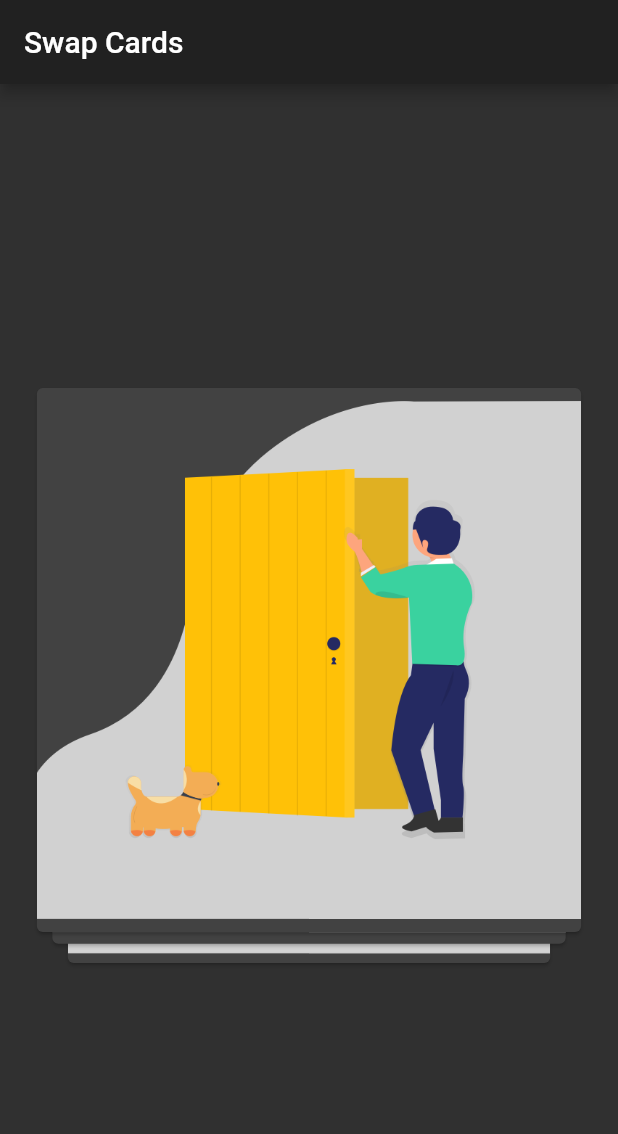
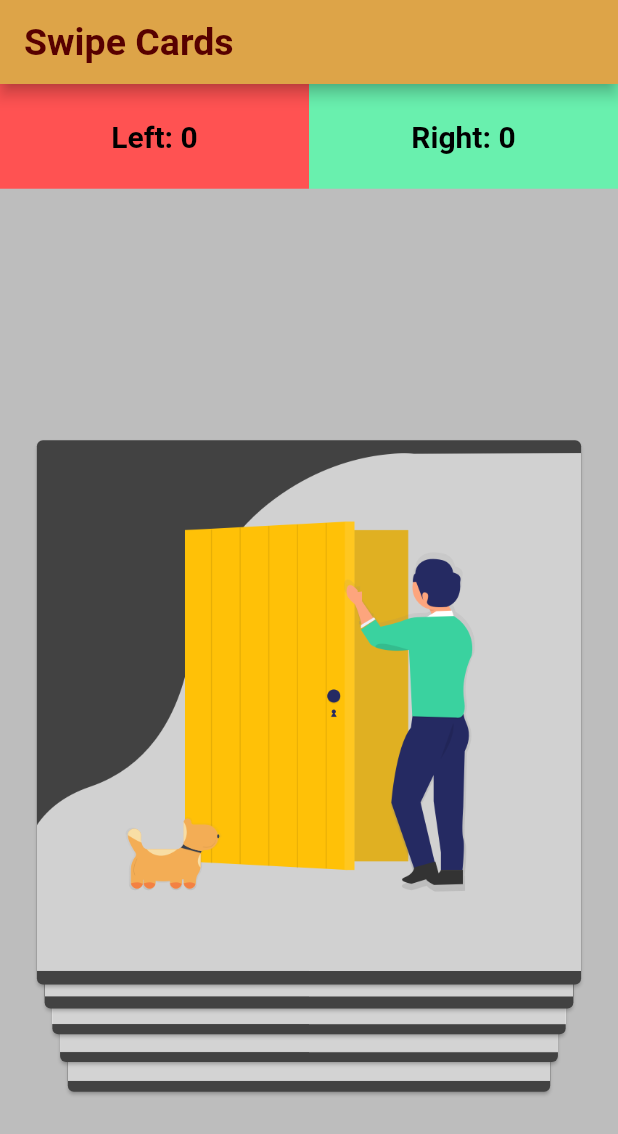
Before and after one commit to ulrichmabou/swap-cards-flutter, a Flutter app: the screen it shows after launch, on a phone screen of 412 x 824 dp. Shown: the top 1134 px of the screen. Run offline on Flutter 3.47's test engine with Material 2 defaults, Android fonts, the phone set to English and light mode, and no system bars; drawn by our look-alikes of flutter_tindercard.

Commit message:
add counters for left and right swipes

```diff
--- a/lib/cards_loader.dart
+++ b/lib/cards_loader.dart
@@ -1,5 +1,18 @@
 import 'package:flutter/material.dart';
 import 'package:flutter_tindercard/flutter_tindercard.dart';
+
+// constants
+const kAppBarTextStyle = TextStyle(
+  color: Color(0xFF570000),
+  fontSize: 25,
+  fontWeight: FontWeight.bold,
+);
+
+const kSideCountTextStyle = TextStyle(
+  color: Colors.black,
+  fontSize: 20,
+  fontWeight: FontWeight.bold,
+);
 
 class CardsLoader extends StatefulWidget {
   @override
@@ -8,6 +21,11 @@ class CardsLoader extends StatefulWidget {
 
 class _CardsLoaderState extends State<CardsLoader>
     with TickerProviderStateMixin {
+  int cardsNum = 10;
+  int stackNum = 5;
+  int leftCount = 0;
+  int rightCount = 0;
+
   List<String> welcomeImages = [
     "assets/welcome0.png",
     "assets/welcome1.png",
@@ -24,16 +42,53 @@ class _CardsLoaderState extends State<CardsLoader>
   @override
   Widget build(BuildContext context) {
     return Scaffold(
+      backgroundColor: Colors.grey.shade400,
       appBar: AppBar(
-        title: Text('Swap Cards'),
+        title: Text(
+          'Swipe Cards',
+          style: kAppBarTextStyle,
         ),
-      body: Center(
+        backgroundColor: Color(0xFFDDA448),
+      ),
+      body: Column(
+        mainAxisAlignment: MainAxisAlignment.spaceEvenly,
+        children: <Widget>[
+          Expanded(
+            child: Row(
+              children: <Widget>[
+                Expanded(
+                  child: Container(
+                    color: Colors.redAccent,
+                    child: Center(
+                      child: Text(
+                        'Left: $leftCount',
+                        style: kSideCountTextStyle,
+                      ),
+                    ),
+                  ),
+                ),
+                Expanded(
+                  child: Container(
+                    color: Colors.greenAccent,
+                    child: Center(
+                      child: Text(
+                        'Right: $rightCount',
+                        style: kSideCountTextStyle,
+                      ),
+                    ),
+                  ),
+                ),
+              ],
+            ),
+          ),
+          Expanded(
+            flex: 10,
             child: Container(
               height: MediaQuery.of(context).size.height * 0.6,
               child: TinderSwapCard(
                   orientation: AmassOrientation.BOTTOM,
-              totalNum: 5,
-              stackNum: 3,
+                  totalNum: cardsNum,
+                  stackNum: stackNum,
                   swipeEdge: 4.0,
                   maxWidth: MediaQuery.of(context).size.width * 0.9,
                   maxHeight: MediaQuery.of(context).size.width * 0.9,
@@ -45,13 +100,23 @@ class _CardsLoaderState extends State<CardsLoader>
                   swipeCompleteCallback:
                       (CardSwipeOrientation orientation, int index) {
                     if (orientation == CardSwipeOrientation.LEFT) {
-                  print('User swipped left for card at index $index');
+                      setState(() {
+                        leftCount++;
+                      });
+                      print(
+                          'User swipped left for card at index $index and the left count is $leftCount');
                     } else if (orientation == CardSwipeOrientation.RIGHT) {
-                  print('User swipped right for card at index $index');
+                      setState(() {
+                        rightCount++;
+                      });
+                      print(
+                          'User swipped right for card at index $index and the right count is $rightCount');
                     }
                   }),
             ),
           ),
+        ],
+      ),
     );
   }
 }
```
Also changed, not shown: 1 other file. Lines whose indentation alone changed are shown as unchanged.
